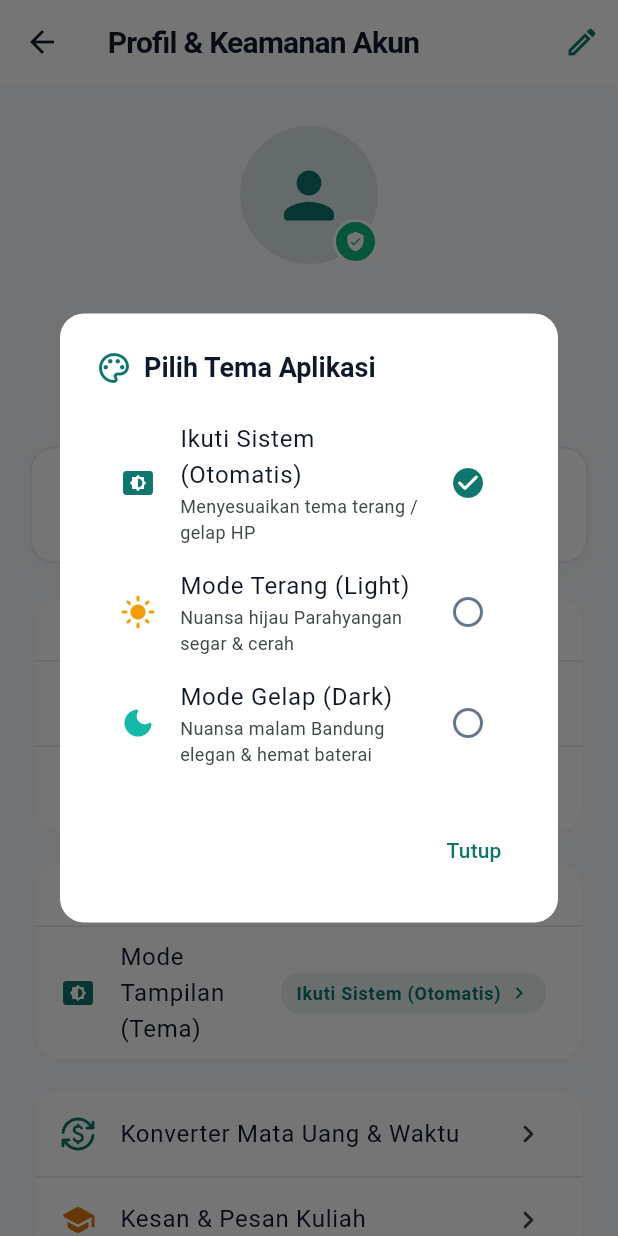
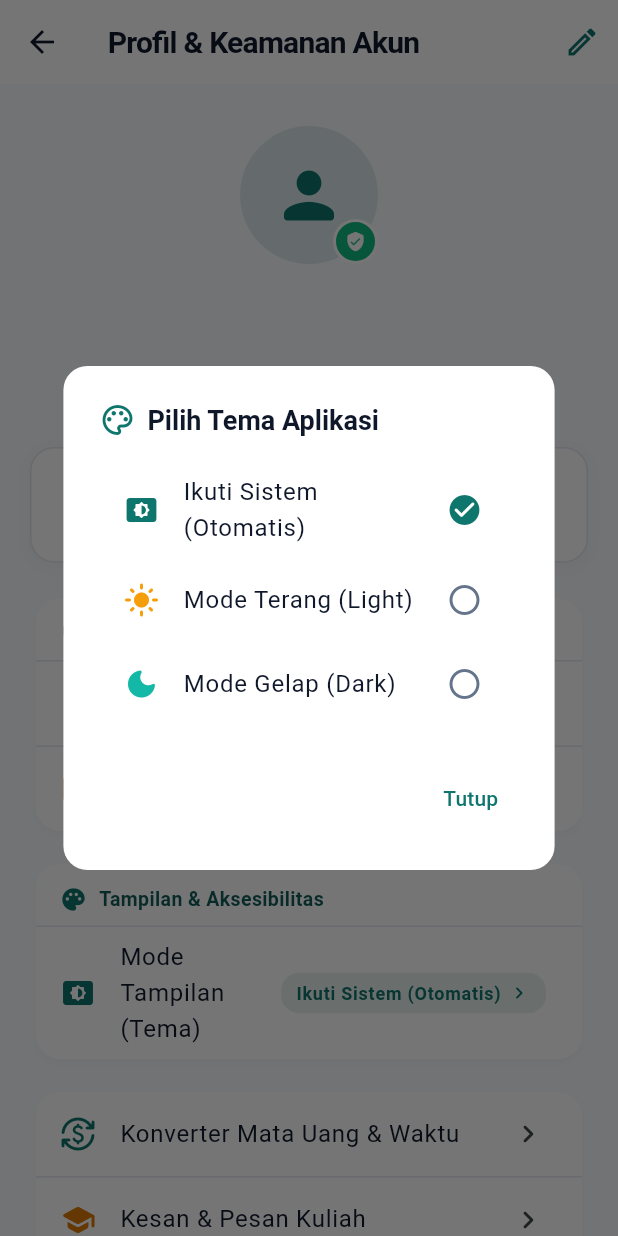
Before and after one commit to maulfx/BandungHub, a Flutter app: the ProfileScreen screen opened directly, after a tap on "Mode Tampilan (Tema)", on a phone screen of 412 x 824 dp. Run offline on Flutter 3.47's test engine with Material 3 defaults, Android fonts, the light colour scheme and no system bars; our stand-ins replace flutter_local_notifications, flutter_map, flutter_secure_storage, geolocator, latlong2, local_auth and 5 more; accounts and stored records are empty.

```diff
--- a/lib/features/profile/screens/profile_screen.dart
+++ b/lib/features/profile/screens/profile_screen.dart
@@ -103,10 +103,6 @@ class _ProfileScreenState extends State<ProfileScreen> {
                       color: AppColors.primary,
                     ),
                     title: const Text('Ikuti Sistem (Otomatis)'),
-                    subtitle: const Text(
-                      'Menyesuaikan tema terang / gelap HP',
-                      style: TextStyle(fontSize: 12),
-                    ),
                     trailing: currentMode == ThemeMode.system
                         ? const Icon(
                             Icons.check_circle_rounded,
@@ -130,10 +126,6 @@ class _ProfileScreenState extends State<ProfileScreen> {
                       color: AppColors.secondaryLight,
                     ),
                     title: const Text('Mode Terang (Light)'),
-                    subtitle: const Text(
-                      'Nuansa hijau Parahyangan segar & cerah',
-                      style: TextStyle(fontSize: 12),
-                    ),
                     trailing: currentMode == ThemeMode.light
                         ? const Icon(
                             Icons.check_circle_rounded,
@@ -157,10 +149,6 @@ class _ProfileScreenState extends State<ProfileScreen> {
                       color: AppColors.primaryLight,
                     ),
                     title: const Text('Mode Gelap (Dark)'),
-                    subtitle: const Text(
-                      'Nuansa malam Bandung elegan & hemat baterai',
-                      style: TextStyle(fontSize: 12),
-                    ),
                     trailing: currentMode == ThemeMode.dark
                         ? const Icon(
                             Icons.check_circle_rounded,
@@ -766,9 +754,9 @@ class _ProfileScreenState extends State<ProfileScreen> {
                               size: 18,
                               color: AppColors.primary,
                             ),
-                            SizedBox(width: 8),
-                            Text(
-                              'Keamanan & Privasi (Phase 2)',
+                            const SizedBox(width: 8),
+                            const Text(
+                              'Keamanan & Privasi',
                               style: TextStyle(
                                 fontSize: 13,
                                 fontWeight: FontWeight.bold,
@@ -859,7 +847,7 @@ class _ProfileScreenState extends State<ProfileScreen> {
                 ),
                 const SizedBox(height: 14),
 
-                // Theme & Appearance Section (Phase 9)
+                // Theme & Appearance Section
                 Card(
                   shape: RoundedRectangleBorder(
                     borderRadius: BorderRadius.circular(16),
@@ -877,7 +865,7 @@ class _ProfileScreenState extends State<ProfileScreen> {
                             ),
                             const SizedBox(width: 8),
                             Text(
-                              'Tampilan & Aksesibilitas (Phase 9)',
+                              'Tampilan & Aksesibilitas',
                               style: TextStyle(
                                 fontSize: 13,
                                 fontWeight: FontWeight.bold,
```
Also changed, not shown: 2 other files.
